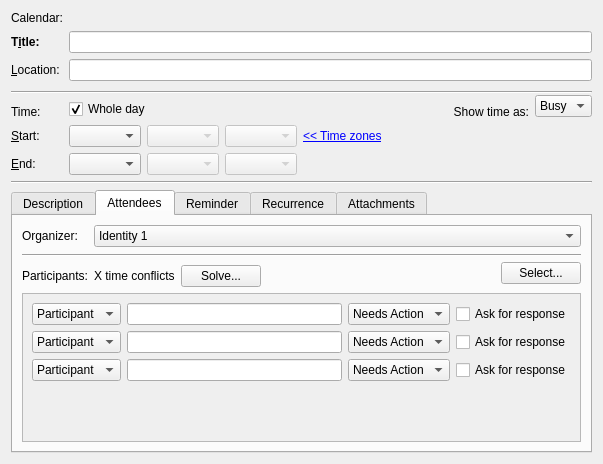
The window that incidenceeditors/incidenceeditor-ng/eventortododialog.ui (chusopr/kdepim-ktimetracker-akonadi) describes before a commit, drawn with Qt 5.
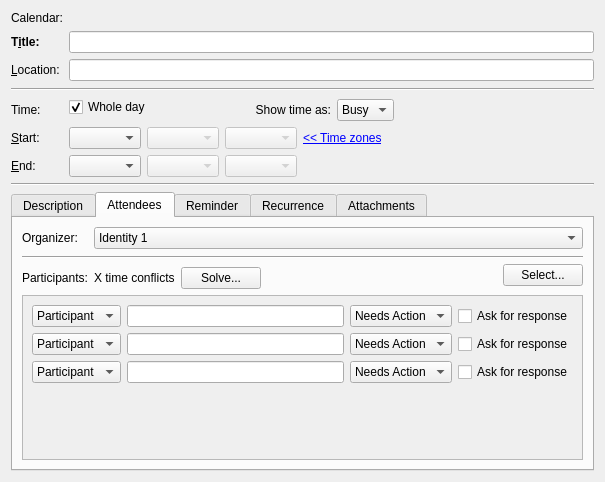
The same window after the commit. The open tabs and pages were chosen to show the change. Custom widgets are drawn as their Qt base class.

Commit message: Pass an ui to the general editor in stead of letting it create its own ui.

```diff
--- a/incidenceeditors/incidenceeditor-ng/eventortododialog.ui
+++ b/incidenceeditors/incidenceeditor-ng/eventortododialog.ui
@@ -6,8 +6,8 @@
    <rect>
     <x>0</x>
     <y>0</y>
-    <width>603</width>
-    <height>464</height>
+    <width>605</width>
+    <height>482</height>
    </rect>
   </property>
   <property name="windowTitle">
@@ -27,7 +27,7 @@
      </property>
     </widget>
    </item>
-   <item row="0" column="1" colspan="3">
+   <item row="0" column="1" colspan="4">
     <widget class="QWidget" name="mCalSelectorPlaceHolder" native="true"/>
    </item>
    <item row="1" column="0">
@@ -58,7 +58,7 @@
      </property>
     </widget>
    </item>
-   <item row="1" column="1" colspan="3">
+   <item row="1" column="1" colspan="4">
     <widget class="KLineEdit" name="mSummaryEdit">
      <property name="sizePolicy">
       <sizepolicy hsizetype="MinimumExpanding" vsizetype="Fixed">
@@ -90,7 +90,7 @@
      </property>
     </widget>
    </item>
-   <item row="2" column="1" colspan="3">
+   <item row="2" column="1" colspan="4">
     <widget class="KLineEdit" name="mLocationEdit">
      <property name="sizePolicy">
       <sizepolicy hsizetype="MinimumExpanding" vsizetype="Fixed">
@@ -106,7 +106,7 @@
      </property>
     </widget>
    </item>
-   <item row="3" column="0" rowspan="3" colspan="4">
+   <item row="3" column="0" rowspan="3" colspan="5">
     <widget class="Line" name="line">
      <property name="orientation">
       <enum>Qt::Horizontal</enum>
@@ -155,29 +155,6 @@
      </property>
     </widget>
    </item>
-   <item row="4" column="3" rowspan="3">
-    <widget class="QComboBox" name="mFreeBusyCombo">
-     <property name="sizePolicy">
-      <sizepolicy hsizetype="Fixed" vsizetype="Fixed">
-       <horstretch>0</horstretch>
-       <verstretch>0</verstretch>
-      </sizepolicy>
-     </property>
-     <property name="toolTip">
-      <string extracomment="@info:tooltip">Set this event as Busy or Free time</string>
-     </property>
-     <item>
-      <property name="text">
-       <string extracomment="@item:inlistbox show event as busy time">Busy</string>
-      </property>
-     </item>
-     <item>
-      <property name="text">
-       <string extracomment="@item:inlistbox show event as free time">Free</string>
-      </property>
-     </item>
-    </widget>
-   </item>
    <item row="7" column="0">
     <widget class="QLabel" name="mStartLabel">
      <property name="sizePolicy">
@@ -194,7 +171,7 @@
      </property>
     </widget>
    </item>
-   <item row="7" column="1" colspan="3">
+   <item row="7" column="1" colspan="4">
     <layout class="QHBoxLayout" name="horizontalLayout_2">
      <item>
       <widget class="KPIM::KDateEdit" name="mStartDateEdit">
@@ -299,7 +276,7 @@
      </property>
     </widget>
    </item>
-   <item row="8" column="1" colspan="3">
+   <item row="8" column="1" colspan="4">
     <layout class="QHBoxLayout" name="horizontalLayout_4">
      <item>
       <widget class="KPIM::KDateEdit" name="mEndDateEdit">
@@ -361,14 +338,14 @@
      </item>
     </layout>
    </item>
-   <item row="9" column="0" colspan="4">
+   <item row="9" column="0" colspan="5">
     <widget class="Line" name="line_2">
      <property name="orientation">
       <enum>Qt::Horizontal</enum>
      </property>
     </widget>
    </item>
-   <item row="10" column="0" colspan="4">
+   <item row="10" column="0" colspan="5">
     <widget class="QTabWidget" name="tabWidget_2">
      <property name="currentIndex">
       <number>1</number>
@@ -535,7 +512,7 @@
          </property>
          <property name="sizeHint" stdset="0">
           <size>
-           <width>235</width>
+           <width>237</width>
            <height>20</height>
           </size>
          </property>
@@ -551,8 +528,8 @@
            <rect>
             <x>0</x>
             <y>0</y>
-            <width>573</width>
-            <height>165</height>
+            <width>575</width>
+            <height>183</height>
            </rect>
           </property>
           <layout class="QGridLayout" name="gridLayout_13">
@@ -1453,6 +1430,29 @@
      </widget>
     </widget>
    </item>
+   <item row="6" column="3" colspan="2">
+    <widget class="QComboBox" name="mFreeBusyCombo">
+     <property name="sizePolicy">
+      <sizepolicy hsizetype="Fixed" vsizetype="Fixed">
+       <horstretch>0</horstretch>
+       <verstretch>0</verstretch>
+      </sizepolicy>
+     </property>
+     <property name="toolTip">
+      <string extracomment="@info:tooltip">Set this event as Busy or Free time</string>
+     </property>
+     <item>
+      <property name="text">
+       <string extracomment="@item:inlistbox show event as busy time">Busy</string>
+      </property>
+     </item>
+     <item>
+      <property name="text">
+       <string extracomment="@item:inlistbox show event as free time">Free</string>
+      </property>
+     </item>
+    </widget>
+   </item>
   </layout>
  </widget>
  <customwidgets>
```
Left out of the diff: 14 changed lines with no effect on the pictures. The commit also changes 5 other files.
